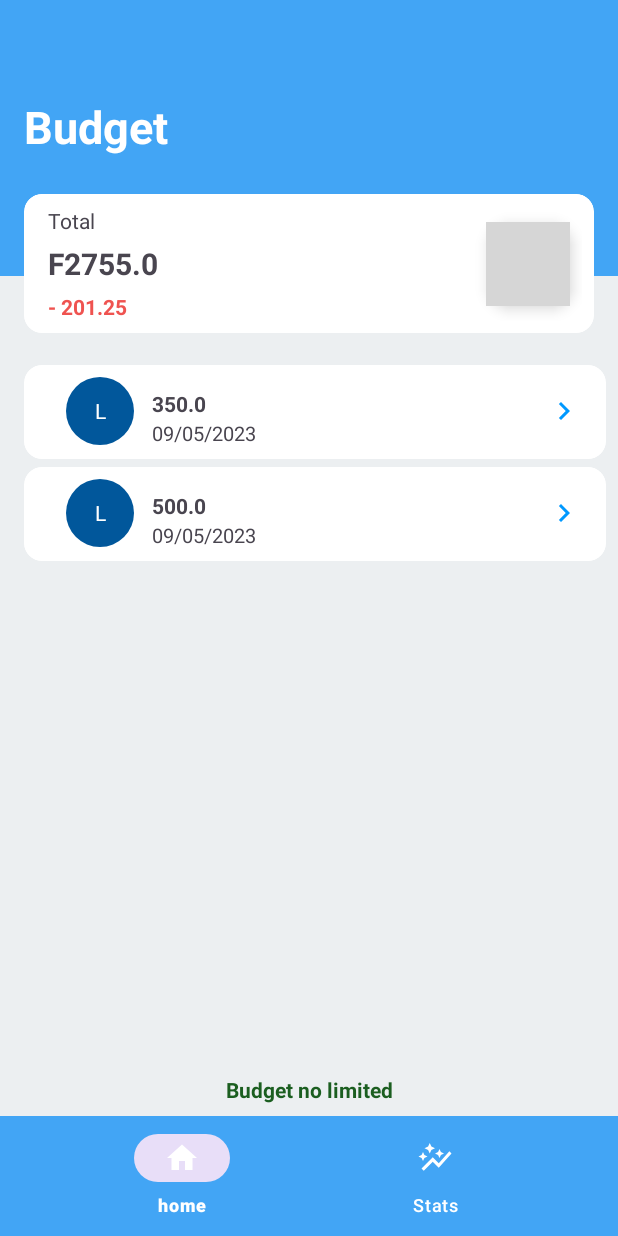
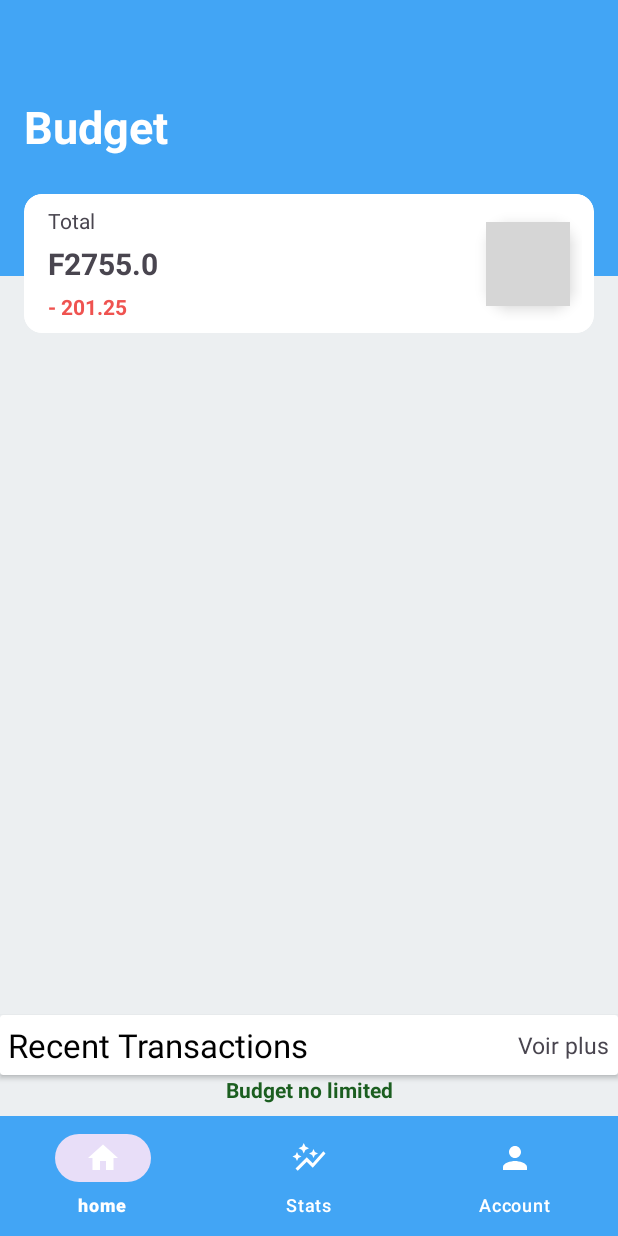
Before and after one commit to Steph118/Account-daily, an Android app: the HomeFragment screen opened directly, with no data from a screen before it, on a phone screen of 412 x 824 dp. Run offline under Robolectric (Android 15) with nearby library versions, the phone set to English and light mode, and no system bars; grey boxes are pictures that could not be loaded.

Commit message:
interfaces creation

```diff
--- a/app/src/main/java/com/example/myapp/activities/MainActivity.java
+++ b/app/src/main/java/com/example/myapp/activities/MainActivity.java
@@ -23,9 +23,6 @@ public class MainActivity extends AppCompatActivity {
         NavHostFragment navHostFragment = (NavHostFragment) getSupportFragmentManager()
                 .findFragmentById(R.id.fragment_container_main);
         if (navHostFragment != null) {
-            /*NavController navController = navHostFragment.getNavController();
-            navController.navigate(R.id.action_accueilFragment2_to_createAccountFragment2);
-        */
         }
         init();
     }
--- a/app/src/main/java/com/example/myapp/fragments/HomeFragment.java
+++ b/app/src/main/java/com/example/myapp/fragments/HomeFragment.java
@@ -12,6 +12,7 @@ import androidx.fragment.app.Fragment;
 import androidx.recyclerview.widget.LinearLayoutManager;
 import androidx.recyclerview.widget.RecyclerView;
 
+import com.example.myapp.R;
 import com.example.myapp.adapters.DailyAccountAdapter;
 import com.example.myapp.databinding.FragmentHomeBinding;
 import com.example.myapp.entities.Montant;
@@ -47,7 +48,8 @@ public class HomeFragment extends Fragment {
     @Override
     public void onViewCreated(@NonNull View view, @Nullable Bundle savedInstanceState) {
         super.onViewCreated(view, savedInstanceState);
-        setRecyclerView();
+        //setRecyclerView();
+        setClick();
     }
 
     /*private void getData(){
@@ -65,12 +67,10 @@ public class HomeFragment extends Fragment {
 
     public void setRecyclerView() {
         List<Montant> accountList = new ArrayList<>();
-        accountList.add(new Montant(350.0, true, "09/05/2023"));
-        accountList.add(new Montant(500.0, true, "09/05/2023"));
-        recyclerView = binding.recyclerAccountDaily;
-        recyclerView.setLayoutManager(new LinearLayoutManager(fContext));
-        DailyAccountAdapter adapter = new DailyAccountAdapter(accountList, fContext);
-        recyclerView.setAdapter(adapter);
+        //recyclerView = binding.recyclerAccountDaily;
+        //recyclerView.setLayoutManager(new LinearLayoutManager(fContext));
+        //DailyAccountAdapter adapter = new DailyAccountAdapter(accountList, fContext);
+        //recyclerView.setAdapter(adapter);
     }
 
     @Override
@@ -79,4 +79,14 @@ public class HomeFragment extends Fragment {
         super.onAttach(context);
     }
 
+    public void setClick(){
+        binding.createDepenseFloatButton.setOnClickListener(v -> {
+            CreateDepenseFragment createAccountFragment = new CreateDepenseFragment();
+            getParentFragmentManager().beginTransaction()
+                    .replace(R.id.fragment_container_main, createAccountFragment)
+                    .addToBackStack(CreateDepenseFragment.TAG)
+                    .commit();
+        });
+    }
+
 }
--- /dev/null
+++ b/app/src/main/res/drawable/ic_person_24.xml
@@ -0,0 +1,5 @@
+<vector android:height="24dp" android:tint="#FFFFFF"
+    android:viewportHeight="24" android:viewportWidth="24"
+    android:width="24dp" xmlns:android="http://schemas.android.com/apk/res/android">
+    <path android:fillColor="@android:color/white" android:pathData="M12,12c2.21,0 4,-1.79 4,-4s-1.79,-4 -4,-4 -4,1.79 -4,4 1.79,4 4,4zM12,14c-2.67,0 -8,1.34 -8,4v2h16v-2c0,-2.66 -5.33,-4 -8,-4z"/>
+</vector>
--- a/app/src/main/res/layout-land/fragment_home.xml
+++ b/app/src/main/res/layout-land/fragment_home.xml
@@ -55,7 +55,7 @@
                     android:layout_marginStart="8dp"
                     android:orientation="vertical"
                     app:layout_constraintBottom_toBottomOf="parent"
-                    app:layout_constraintEnd_toStartOf="@+id/floatingActionButton"
+                    app:layout_constraintEnd_toStartOf="@+id/createDepenseFloatButton"
                     app:layout_constraintStart_toStartOf="parent"
                     app:layout_constraintTop_toTopOf="parent">
 
@@ -83,8 +83,8 @@
                 </LinearLayout>
 
                 <com.google.android.material.floatingactionbutton.FloatingActionButton
-                    android:id="@+id/floatingActionButton"
-                    style="@style/ls"
+                    android:id="@+id/createDepenseFloatButton"
+                    style="@style/floatButtonPlus"
                     android:layout_marginEnd="8dp"
                     app:layout_constraintBottom_toBottomOf="@+id/countLinear"
                     app:layout_constraintEnd_toEndOf="parent"
--- a/app/src/main/res/layout/activity_main.xml
+++ b/app/src/main/res/layout/activity_main.xml
@@ -52,6 +52,5 @@
             app:itemIconTint="@color/cardview_light_background"
             app:itemTextColor="@color/cardview_light_background"
             app:menu="@menu/bottom_navigation_menu" />
-
     </LinearLayout>
 </androidx.constraintlayout.widget.ConstraintLayout>
--- a/app/src/main/res/layout/fragment_create_account.xml
+++ b/app/src/main/res/layout/fragment_create_account.xml
@@ -3,7 +3,7 @@
     xmlns:tools="http://schemas.android.com/tools"
     android:layout_width="match_parent"
     android:layout_height="match_parent"
-    tools:context=".fragments.CreateAccountFragment">
+    tools:context=".fragments.CreateDepenseFragment">
 
     <!-- TODO: Update blank fragment layout -->
     <TextView
--- a/app/src/main/res/layout/fragment_details.xml
+++ b/app/src/main/res/layout/fragment_details.xml
@@ -3,7 +3,7 @@
     xmlns:tools="http://schemas.android.com/tools"
     android:layout_width="match_parent"
     android:layout_height="match_parent"
-    tools:context=".fragments.DetailsFragment">
+    tools:context=".fragments.ListDepenseFragment">
 
     <!-- TODO: Update blank fragment layout -->
     <TextView
--- a/app/src/main/res/layout/fragment_home.xml
+++ b/app/src/main/res/layout/fragment_home.xml
@@ -55,7 +55,7 @@
                     android:layout_marginStart="8dp"
                     android:orientation="vertical"
                     app:layout_constraintBottom_toBottomOf="parent"
-                    app:layout_constraintEnd_toStartOf="@+id/floatingActionButton"
+                    app:layout_constraintEnd_toStartOf="@+id/createDepenseFloatButton"
                     app:layout_constraintStart_toStartOf="parent"
                     app:layout_constraintTop_toTopOf="parent">
 
@@ -65,6 +65,7 @@
                         android:text="Total" />
 
                     <com.google.android.material.textview.MaterialTextView
+                        android:id="@+id/entree"
                         android:layout_width="match_parent"
                         android:layout_height="wrap_content"
                         android:layout_marginTop="5dp"
@@ -73,6 +74,7 @@
                         android:textStyle="bold" />
 
                     <com.google.android.material.textview.MaterialTextView
+                        android:id="@+id/sortie"
                         android:layout_width="match_parent"
                         android:layout_height="wrap_content"
                         android:layout_marginTop="5dp"
@@ -83,8 +85,8 @@
                 </LinearLayout>
 
                 <com.google.android.material.floatingactionbutton.FloatingActionButton
-                    android:id="@+id/floatingActionButton"
-                    style="@style/ls"
+                    android:id="@+id/createDepenseFloatButton"
+                    style="@style/floatButtonPlus"
                     android:layout_marginEnd="8dp"
                     app:layout_constraintBottom_toBottomOf="@+id/countLinear"
                     app:layout_constraintEnd_toEndOf="parent"
@@ -93,7 +95,59 @@
 
         </com.google.android.material.circularreveal.cardview.CircularRevealCardView>
 
-        <androidx.recyclerview.widget.RecyclerView
+        <androidx.cardview.widget.CardView
+            android:layout_width="match_parent"
+            android:layout_height="wrap_content"
+            app:layout_constraintBottom_toTopOf="@+id/relativeLayout"
+            app:layout_constraintEnd_toEndOf="parent"
+            app:layout_constraintStart_toStartOf="parent">
+
+           <LinearLayout
+               android:layout_width="match_parent"
+               android:layout_height="wrap_content"
+               android:orientation="vertical">
+               <androidx.constraintlayout.widget.ConstraintLayout
+                   android:layout_width="match_parent"
+                   android:layout_height="wrap_content"
+                   android:padding="5dp">
+
+                   <LinearLayout
+                       android:id="@+id/linearLayout2"
+                       android:layout_width="wrap_content"
+                       android:layout_height="wrap_content"
+                       android:orientation="horizontal"
+                       app:layout_constraintBottom_toBottomOf="parent"
+                       app:layout_constraintStart_toStartOf="parent"
+                       app:layout_constraintTop_toTopOf="parent">
+
+                       <com.google.android.material.textview.MaterialTextView
+                           android:layout_width="wrap_content"
+                           android:layout_height="wrap_content"
+                           android:text="@string/recent_transcact"
+                           android:textColor="@color/black"
+                           android:textSize="22sp" />
+                   </LinearLayout>
+
+                   <LinearLayout
+                       android:layout_width="wrap_content"
+                       android:layout_height="wrap_content"
+                       android:orientation="horizontal"
+                       app:layout_constraintBottom_toBottomOf="@+id/linearLayout2"
+                       app:layout_constraintEnd_toEndOf="parent"
+                       app:layout_constraintTop_toTopOf="@+id/linearLayout2">
+
+                       <com.google.android.material.textview.MaterialTextView
+                           android:layout_width="wrap_content"
+                           android:layout_height="wrap_content"
+                           android:layout_gravity="end"
+                           android:text="@string/voir_plus"
+                           android:textSize="15sp" />
+                   </LinearLayout>
+               </androidx.constraintlayout.widget.ConstraintLayout>
+
+           </LinearLayout>
+        </androidx.cardview.widget.CardView>
+        <!--androidx.recyclerview.widget.RecyclerView
             android:id="@+id/recyclerAccountDaily"
             android:layout_width="0dp"
             android:layout_height="0dp"
@@ -105,7 +159,7 @@
             app:layout_constraintEnd_toEndOf="parent"
             app:layout_constraintStart_toStartOf="parent"
             app:layout_constraintTop_toBottomOf="@+id/circularRevealCardView"
-            tools:listitem="@layout/daily_account_item" />
+            tools:listitem="@layout/daily_account_item" /-->
 
         <RelativeLayout
             android:id="@+id/relativeLayout"
--- a/app/src/main/res/menu/bottom_navigation_menu.xml
+++ b/app/src/main/res/menu/bottom_navigation_menu.xml
@@ -10,4 +10,10 @@
         android:enabled="true"
         android:icon="@drawable/ic_graph_24"
         android:title="@string/stats" />
+
+    <item
+        android:id="@+id/menuAccount"
+        android:enabled="true"
+        android:icon="@drawable/ic_person_24"
+        android:title="@string/account" />
 </menu>
--- a/app/src/main/res/navigation/main_nav_graph.xml
+++ b/app/src/main/res/navigation/main_nav_graph.xml
@@ -18,12 +18,12 @@
     </fragment>
     <fragment
         android:id="@+id/detailsFragment"
-        android:name="com.example.myapp.fragments.DetailsFragment"
+        android:name="com.example.myapp.fragments.ListDepenseFragment"
         android:label="fragment_details"
         tools:layout="@layout/fragment_details" />
     <fragment
         android:id="@+id/createAccountFragment"
-        android:name="com.example.myapp.fragments.CreateAccountFragment"
+        android:name="com.example.myapp.fragments.CreateDepenseFragment"
         android:label="fragment_create_account"
         tools:layout="@layout/fragment_create_account">
         <action
--- a/app/src/main/res/values/colors.xml
+++ b/app/src/main/res/values/colors.xml
@@ -32,6 +32,12 @@
     <color name="success.dark">#1b5e20</color>
     <color name="alltransparent">#01ffffff</color>
     <color name="transparenttotal">#00ffffff</color>
+    <color name="green">#1ABB9C</color>
+    <color name="green1">#12db8a</color>
+    <color name="green2">#06782f</color>
+    <color name="green3">#0a9f48</color>
+    <color name="green4">#0a9f48</color>
+    <color name="green5">#0cb356</color>
     <integer-array name="androidcolors">
         <item>@color/pink</item>
         <item>@color/warning.dark</item>
--- a/app/src/main/res/values/strings.xml
+++ b/app/src/main/res/values/strings.xml
@@ -59,4 +59,7 @@
     <string name="title_activity_main2">MainActivity2</string>
     <string name="ok">OK</string>
     <string name="already_account">You have already account</string>
+    <string name="account">Account</string>
+    <string name="recent_transcact">Recent Transactions</string>
+    <string name="voir_plus">Voir plus</string>
 </resources>
--- a/app/src/main/res/values/styles.xml
+++ b/app/src/main/res/values/styles.xml
@@ -37,7 +37,7 @@
         <item name="android:layout_height">wrap_content</item>
     </style>
 
-    <style name="ls">
+    <style name="floatButtonPlus">
         <item name="tint">#fff</item>
         <item name="backgroundTint">#1769aa</item>
         <item name="android:layout_width">wrap_content</item>
```
Also changed, not shown: app/build.gradle (+0 -60 lines), app/src/main/java/com/example/myapp/fragments/CreateDepenseFragment.java (renamed from app/src/main/java/com/example/myapp/fragments/CreateAccountFragment.java, +5 -5 lines), app/src/main/java/com/example/myapp/fragments/ListDepenseFragment.java (renamed from app/src/main/java/com/example/myapp/fragments/DetailsFragment.java, +4 -4 lines), app/src/main/res/drawable/in_bg.xml (added, +18 -0 lines), app/src/main/res/drawable/receive_out.png (added).
